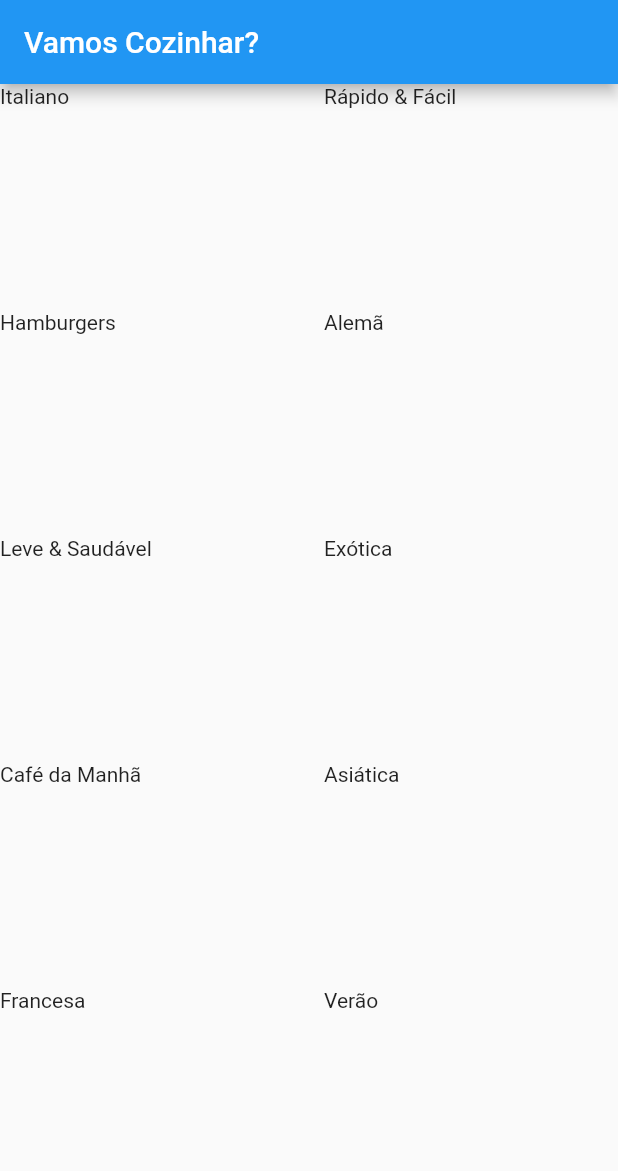
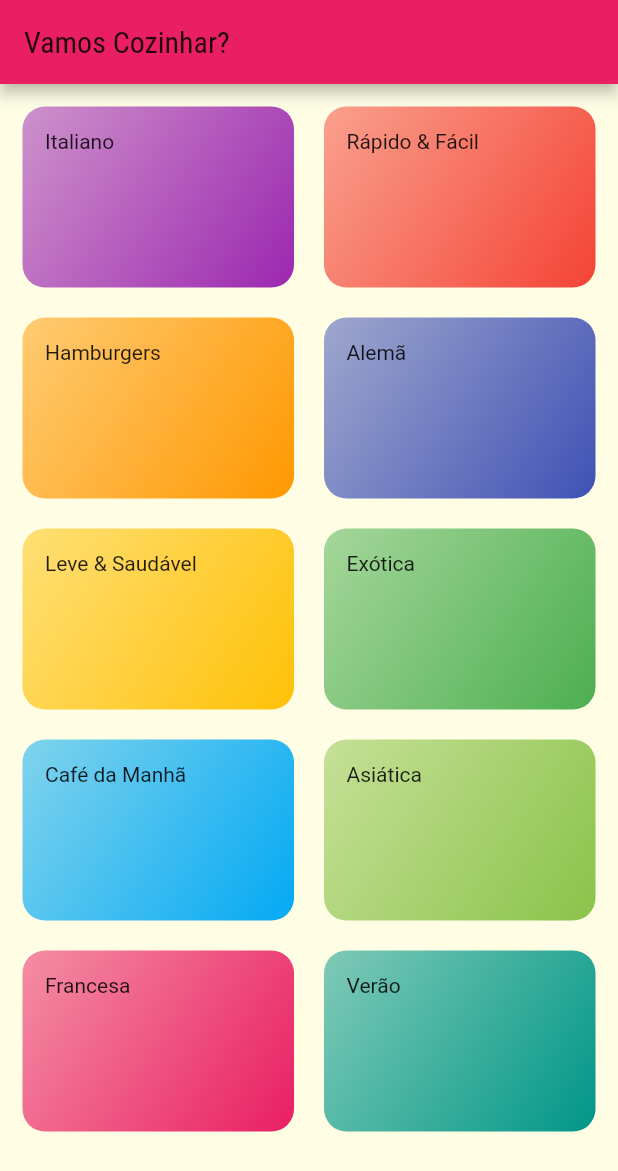
Before and after one commit to Mott4/meals, a Flutter app: the screen it shows after launch, on a phone screen of 412 x 824 dp. Shown: the top 1171 px of the screen. Run offline on Flutter 3.47's test engine with Material 2 defaults, Android fonts, the phone set to English and light mode, and no system bars.

Commit message:
Rotas nomeadas, instalação de fontes, criação das categorias e screens

```diff
--- a/lib/components/category_item.dart
+++ b/lib/components/category_item.dart
@@ -3,17 +3,62 @@ import 'package:flutter/src/widgets/framework.dart';
 import 'package:flutter/material.dart';
 
 import 'package:meals/models/category.dart';
+import 'package:meals/screens/categories_meals_screen.dart';
 
 class CategoryItem extends StatelessWidget {
-
   final Category category;
 
   const CategoryItem(this.category);
 
+  void _selectCategory(BuildContext context) {
+    // Navigator.of(context).push(
+    //   MaterialPageRoute(
+    //     builder: (_) {
+    //       return CategoriesMealsScreen(category);
+    //     },
+    //   ),
+    // );
+
+    // =========== CHAMADA DE ROTA NOMEADA ========================================
+    // * Definimos nossa rota dentro de routes:, passando o nome da rota e como ele
+    // vai criar o componente.
+    // Ou seja, agora não passamos mais o atributo no CONSTRUTOR do COMPONENTE, agora
+    // estamos pegando o atributo a partir do ModalRoute.of(context)?.settings.arguments
+    // e ai eu consigo pegar a category(categoria) e vai continuar funcionando normalmente
+    // so que agora  usando uma rota nomeada.
+
+    // * Cria-se então um pushNamed (rota nomeada), passando o NOME DA ROTA e o argumnents:
+    // que nesse caso aqui é o category(a categoria). Mas pode ser qualquer coisa
+    // além de um valor primitivo/objeto seu/meu -> que é o que consumo em arguments: .
+    // =========== CHAMADA DE ROTA NOMEADA ========================================
+
+    Navigator.of(context).pushNamed(
+      '/categories-meals',
+      arguments: category,
+    );
+  }
+
   @override
   Widget build(BuildContext context) {
-    return Container(
-      child: Text(category.title),
+    return InkWell(
+      onTap: () => _selectCategory(context),
+      splashColor: Theme.of(context).primaryColor,
+      borderRadius: BorderRadius.circular(15),
+      child: Container(
+        padding: EdgeInsets.all(15),
+        child: Text(category.title),
+        decoration: BoxDecoration(
+          borderRadius: BorderRadius.circular(15),
+          gradient: LinearGradient(
+            colors: [
+              category.color.withOpacity(0.5),
+              category.color,
+            ],
+            begin: Alignment.topLeft,
+            end: Alignment.bottomRight,
+          ),
+        ),
+      ),
     );
   }
 }
--- a/lib/data/dummy_data.dart
+++ b/lib/data/dummy_data.dart
@@ -2,7 +2,7 @@ import 'package:flutter/material.dart';
 
 import 'package:meals/models/category.dart';
 
-const DUMMY_CATEGORIES = const [
+const DUMMY_CATEGORIES = [
   Category(
     id: 'c1',
     title: 'Italiano',
--- a/lib/main.dart
+++ b/lib/main.dart
@@ -1,19 +1,33 @@
 import 'package:flutter/material.dart';
 import 'screens/categories_screen.dart';
+import 'screens/categories_meals_screen.dart';
 
-void main() {runApp(MyApp());
+void main() {
+  runApp(MyApp());
 }
 
 class MyApp extends StatelessWidget {
-
   @override
   Widget build(BuildContext context) {
     return MaterialApp(
       title: 'Vamos Cozinhar?',
       theme: ThemeData(
-        primarySwatch: Colors.blue,
+        colorScheme: ColorScheme.fromSwatch(primarySwatch: Colors.pink,).copyWith(
+          secondary: Colors.amber,
+        ),
+        fontFamily: 'Raleway',
+        canvasColor: Color.fromRGBO(255, 254, 229, 1),
+        textTheme: ThemeData.light().textTheme.copyWith(
+          subtitle1: TextStyle(
+            fontSize: 20,
+            fontFamily: 'RobotoCondensed',
+          ),
+        )
       ),
       home: CategoriesScreen(),
+      routes: {
+        '/categories-meals': (ctx) => CategoriesMealsScreen(context),
+      },
     );
   }
 }
--- /dev/null
+++ b/lib/screens/categories_meals_screen.dart
@@ -0,0 +1,26 @@
+import 'package:flutter/material.dart';
+import 'package:flutter/src/widgets/container.dart';
+import 'package:flutter/src/widgets/framework.dart';
+import 'package:flutter/material.dart';
+import 'package:meals/models/category.dart';
+
+class CategoriesMealsScreen extends StatelessWidget {
+  CategoriesMealsScreen(category);
+
+
+
+  @override
+  Widget build(BuildContext context) {
+    final category = ModalRoute.of(context)?.settings.arguments as Category;
+
+
+    return Scaffold(
+      appBar: AppBar(
+        title: Text(category.title),
+      ),
+      body: Center(
+        child: Text('Receitas por Categoria ${category.id}'),
+      ),
+    );
+  }
+}
--- a/lib/screens/categories_screen.dart
+++ b/lib/screens/categories_screen.dart
@@ -11,9 +11,14 @@ class CategoriesScreen extends StatelessWidget {
   Widget build(BuildContext context) {
     return Scaffold(
       appBar: AppBar(
-        title: Text('Vamos Cozinhar?'),
+        title: Text(
+          'Vamos Cozinhar?',
+          style: Theme.of(context).textTheme.subtitle1,
         ),
-      body: GridView(
+      ),
+      body: Padding(
+        padding: const EdgeInsets.all(15),
+        child: GridView(
           gridDelegate: SliverGridDelegateWithMaxCrossAxisExtent(
             maxCrossAxisExtent: 200,
             childAspectRatio: 3 / 2,
@@ -24,6 +29,7 @@ class CategoriesScreen extends StatelessWidget {
             return CategoryItem(cat);
           }).toList(),
         ),
+      ),
     );
   }
 }
```
Also changed, not shown: pubspec.yaml (+18 -6 lines), assets/fonts/Raleway-Black.ttf (added), assets/fonts/Raleway-Bold.ttf (added), assets/fonts/Raleway-Regular.ttf (added), assets/fonts/RobotoCondensed-Bold.ttf (added), assets/fonts/RobotoCondensed-Italic.ttf (added), assets/fonts/RobotoCondensed-Light.ttf (added), assets/fonts/RobotoCondensed-Regular.ttf (added). Lines whose indentation alone changed are shown as unchanged.
